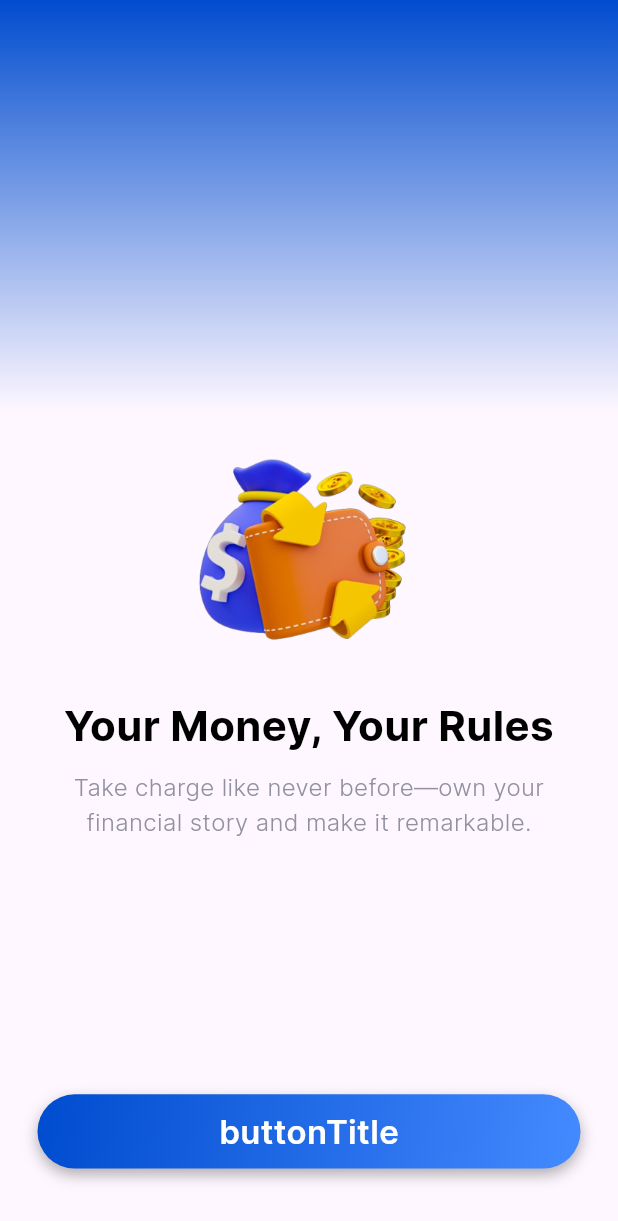
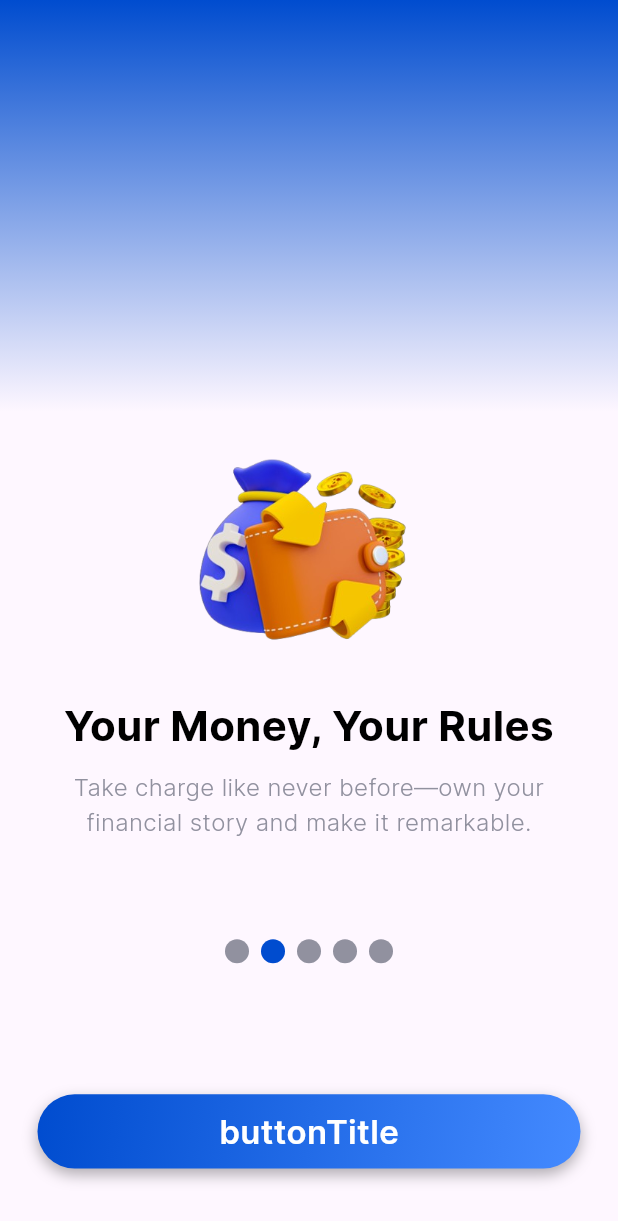
Before and after one commit to VichithChamodya/Expenz, a Flutter app: the screen it shows after launch, swiped to page 2, on a phone screen of 412 x 824 dp. Shown: the top 1221 px of the screen. Run offline on Flutter 3.47's test engine with Material 3 defaults, Android fonts, the phone set to English and light mode, and no system bars; drawn by our look-alikes of smooth_page_indicator.

Commit message:
add a page dot indicator to the onboarding screens

```diff
--- a/lib/screens/onboarding/onboarding_screens.dart
+++ b/lib/screens/onboarding/onboarding_screens.dart
@@ -1,4 +1,6 @@
 import 'package:flutter/material.dart';
+
+import 'package:smooth_page_indicator/smooth_page_indicator.dart';
 
 import 'package:expenz/data/onboarding_screens_data.dart';
 import 'package:expenz/screens/onboarding/shared_onboarding_screen.dart';
@@ -14,6 +16,9 @@ class OnboardingScreens extends StatefulWidget {
 }
 
 class _OnboardingScreensState extends State<OnboardingScreens> {
+  // create page controller
+  final PageController _controller = PageController();
+
   @override
   Widget build(BuildContext context) {
     return Column(
@@ -36,6 +41,7 @@ class _OnboardingScreensState extends State<OnboardingScreens> {
                   ),
                 ),
                 child: PageView(
+                  controller: _controller,
                   children: [
                     FrontScreen(),
                     SharedOnboardingScreen(
@@ -73,6 +79,19 @@ class _OnboardingScreensState extends State<OnboardingScreens> {
                   ],
                 ),
               ),
+              // page dot indicators
+              Container(
+                alignment: Alignment(0, 0.55),
+                child: SmoothPageIndicator(
+                  controller: _controller,
+                  count: 5,
+                  effect: SwapEffect(
+                    type: SwapType.yRotation,
+                    activeDotColor: kMainColor1,
+                    dotColor: kGrey,
+                  ),
+                ),
+              ),
 
               // navigation button
               Positioned(
--- a/pubspec.yaml
+++ b/pubspec.yaml
@@ -34,6 +34,7 @@ dependencies:
   # The following adds the Cupertino Icons font to your application.
   # Use with the CupertinoIcons class for iOS style icons.
   cupertino_icons: ^1.0.8
+  smooth_page_indicator: ^1.2.0+3
 
 dev_dependencies:
   flutter_test:
```
Also changed, not shown: pubspec.lock.
